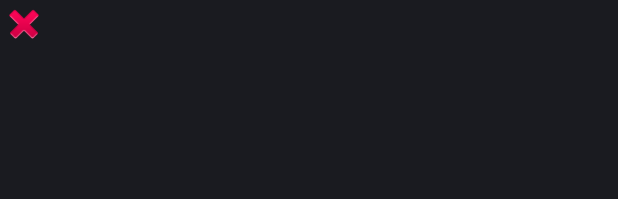
After one commit to oboard/runn, an Android app: the layout activity_game.xml on its own in the app's theme, with its tools: preview values and no code run, on a phone screen of 412 x 824 dp. The commit adds this screen. Shown: the top 199 px of the screen. Run offline under Robolectric (Android 15) with nearby library versions, the phone set to English and light mode, and no system bars.

Commit message:
添加动画

```diff
--- a/跳跃的数字/app/build.gradle
+++ b/跳跃的数字/app/build.gradle
@@ -21,4 +21,5 @@ android {
 
 dependencies {
     api fileTree(dir: 'libs', include: ['*.jar'])
+	compile 'jp.wasabeef:blurry:++'
 }
--- a/跳跃的数字/app/src/main/AndroidManifest.xml
+++ b/跳跃的数字/app/src/main/AndroidManifest.xml
@@ -10,7 +10,11 @@
 		android:resizeableActivity="true"
         android:theme="@style/AppTheme">
 
-        <activity android:name=".MainActivity">
+        <activity android:name=".MainActivity"
+			android:screenOrientation="portrait"
+            android:alwaysRetainTaskState="true"
+            android:launchMode="singleTask"
+			android:configChanges="keyboardHidden|orientation|screenSize">
             <intent-filter>
                 <action android:name="android.intent.action.MAIN" />
 
--- /dev/null
+++ b/跳跃的数字/app/src/main/res/layout/activity_game.xml
@@ -0,0 +1,26 @@
+<?xml version="1.0" encoding="utf-8"?>
+<FrameLayout
+	xmlns:android="http://schemas.android.com/apk/res/android"
+	android:layout_width="fill_parent"
+	android:layout_height="fill_parent"
+	android:orientation="vertical">
+
+	<ImageView
+		android:layout_width="match_parent"
+		android:layout_height="match_parent"
+		android:id="@+id/activitygamebackground"/>
+
+	<RelativeLayout
+		android:layout_width="match_parent"
+		android:layout_height="match_parent"
+		android:fitsSystemWindows="true">
+
+		<ImageView
+			android:src="@android:drawable/ic_delete"
+			android:layout_width="32dp"
+			android:layout_height="32dp"
+			android:id="@+id/activitygamemenu"/>
+
+	</RelativeLayout>
+
+</FrameLayout>
```
Also changed, not shown: 跳跃的数字/app/src/main/java/com/oboard/runn/MainActivity.java (+77 -4 lines), 跳跃的数字/app/src/main/res/layout/activity_main.xml (+14 -1 lines).
